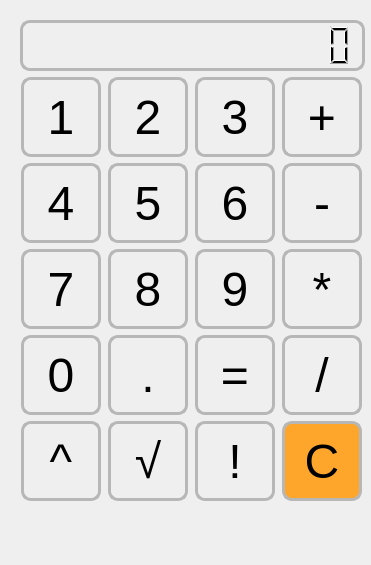
Above: calc.ui from Kimiroshi/Cupol before the change. Below: the same form after it.
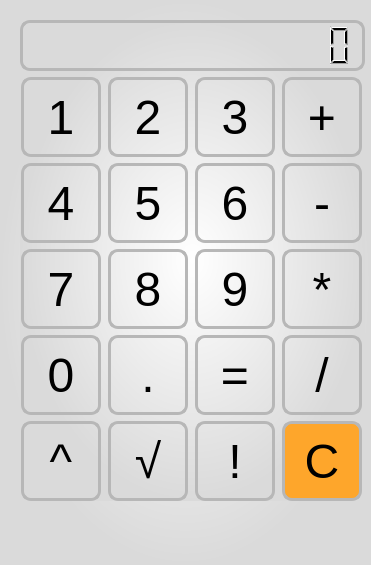
That is the form after the change.

```diff
--- a/calc.ui
+++ b/calc.ui
@@ -13,6 +13,9 @@
   <property name="windowTitle">
    <string>Красивый калькулятор</string>
   </property>
+  <property name="styleSheet">
+   <string notr="true">background-color: qradialgradient(spread:pad, cx:0.5, cy:0.5, radius:0.5, fx:0.5, fy:0.5, stop:0 rgba(255, 255, 255, 255), stop:1 rgba(218, 218, 218, 255));</string>
+  </property>
   <widget class="QWidget" name="layoutWidget">
    <property name="geometry">
     <rect>
```
Left out of the diff: 2 changed lines with no effect on the pictures.
